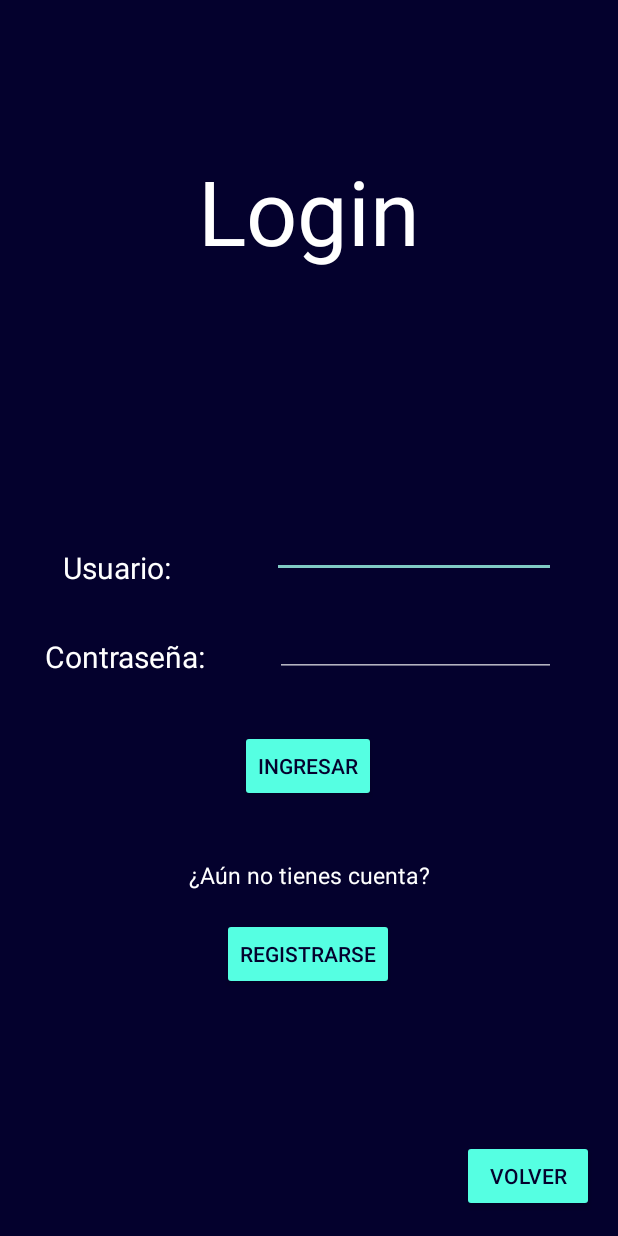
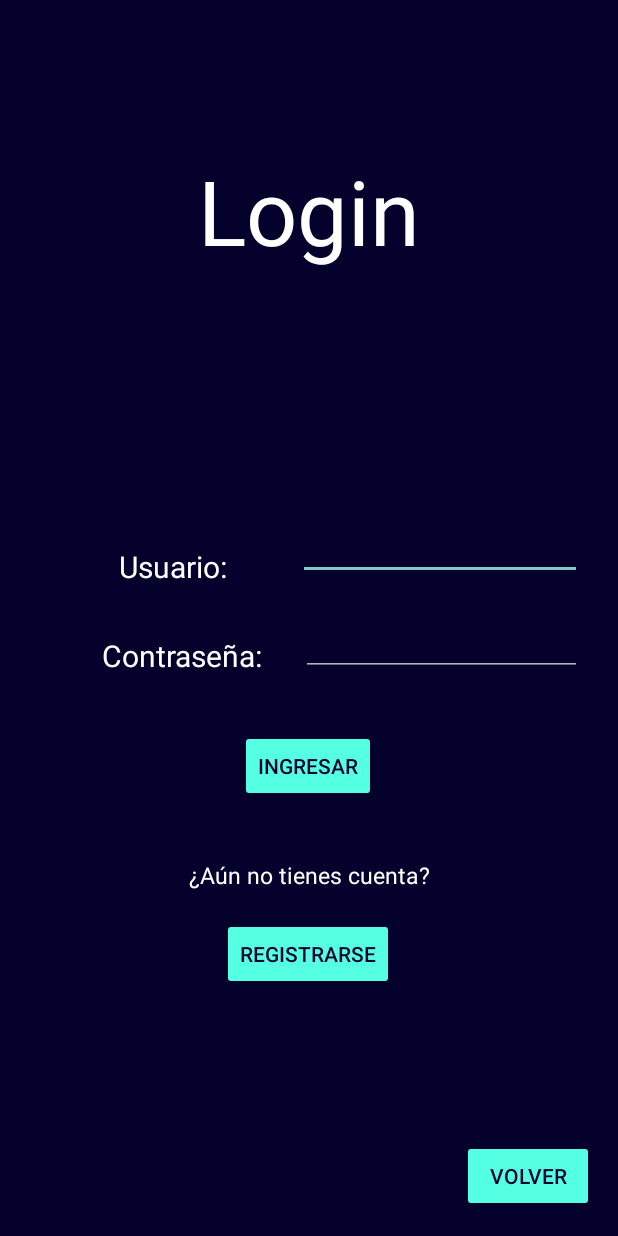
Before and after one commit to CarlosUribe32/app_nativa_android, an Android app: the Login screen opened directly, with no data from a screen before it, on a phone screen of 412 x 824 dp. Run offline under Robolectric (Android 15) with nearby library versions, the phone set to English and light mode, and no system bars; our stand-ins replace Firebase (no records; nobody signed in at launch, a user with empty details on screens opened directly); Roboto replaces fonts that are not available here.

Commit message:
Arreglos finales

```diff
--- a/app/src/main/res/layout/activity_login.xml
+++ b/app/src/main/res/layout/activity_login.xml
@@ -55,8 +55,8 @@
         android:id="@+id/txtUsuario"
         android:layout_width="wrap_content"
         android:layout_height="wrap_content"
-        android:layout_marginStart="30dp"
-        android:layout_marginEnd="55dp"
+        android:layout_marginStart="16dp"
+        android:layout_marginEnd="8dp"
         android:layout_marginBottom="32dp"
         android:fontFamily="@font/candal"
         android:text="Usuario:"
@@ -64,6 +64,7 @@
         android:textSize="20sp"
         app:layout_constraintBottom_toTopOf="@+id/txtPassword"
         app:layout_constraintEnd_toStartOf="@+id/editTxtUsuario"
+        app:layout_constraintHorizontal_bias="0.615"
         app:layout_constraintStart_toStartOf="parent"
         tools:ignore="MissingConstraints" />
 
@@ -71,13 +72,16 @@
         android:id="@+id/txtPassword"
         android:layout_width="wrap_content"
         android:layout_height="wrap_content"
-        android:layout_marginStart="30dp"
-        android:layout_marginBottom="35dp"
+        android:layout_marginStart="8dp"
+        android:layout_marginEnd="8dp"
+        android:layout_marginBottom="36dp"
         android:fontFamily="@font/candal"
         android:text="Contraseña:"
         android:textColor="#FFFFFF"
         android:textSize="20sp"
         app:layout_constraintBottom_toTopOf="@+id/btnIngresar"
+        app:layout_constraintEnd_toStartOf="@+id/editTxtPassword"
+        app:layout_constraintHorizontal_bias="0.772"
         app:layout_constraintStart_toStartOf="parent"
         tools:ignore="MissingConstraints" />
 
@@ -85,8 +89,8 @@
         android:id="@+id/editTxtUsuario"
         android:layout_width="189dp"
         android:layout_height="43dp"
-        android:layout_marginEnd="41dp"
-        android:layout_marginBottom="22dp"
+        android:layout_marginEnd="24dp"
+        android:layout_marginBottom="20dp"
         android:ems="10"
         android:inputType="textPersonName"
         app:layout_constraintBottom_toTopOf="@+id/editTxtPassword"
@@ -97,8 +101,8 @@
         android:id="@+id/editTxtPassword"
         android:layout_width="187dp"
         android:layout_height="44dp"
-        android:layout_marginEnd="41dp"
-        android:layout_marginBottom="35dp"
+        android:layout_marginEnd="24dp"
+        android:layout_marginBottom="36dp"
         android:ems="10"
         android:inputType="textPassword"
         app:layout_constraintBottom_toTopOf="@+id/btnIngresar"
```
Also changed, not shown: app/src/main/java/co/upb/edu/Tilt/Home.java (+7 -0 lines), app/src/main/res/layout/activity_home.xml (+1 -13 lines).
